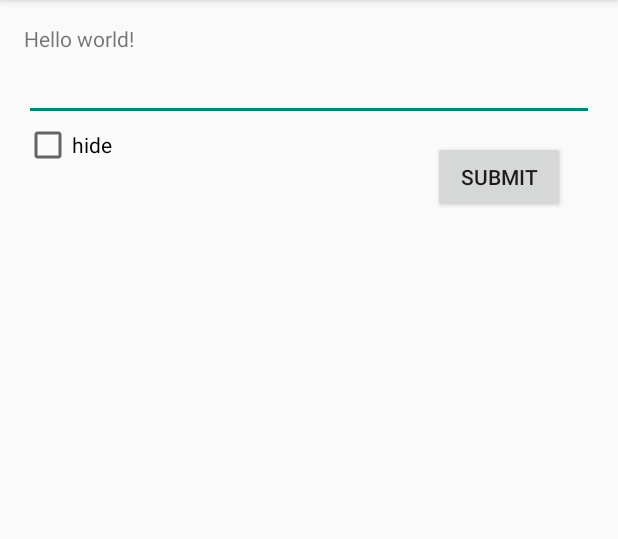
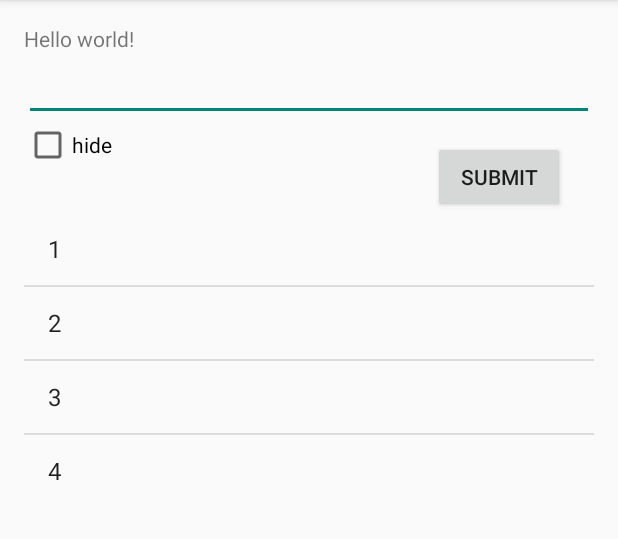
Before and after one commit to chuchiay/Github, an Android app: the screen it shows after launch (MainActivity), after a tap on "SUBMIT", on a phone screen of 412 x 824 dp, the part 84-623 px from its top. Run offline under Robolectric (Android 15) with nearby library versions, the phone set to English and light mode, and no system bars.

Commit message:
added listview

```diff
--- a/SimpleUI/app/src/main/java/com/chuchiay/simpleui/MainActivity.java
+++ b/SimpleUI/app/src/main/java/com/chuchiay/simpleui/MainActivity.java
@@ -8,8 +8,11 @@ import android.view.KeyEvent;
 import android.view.Menu;
 import android.view.MenuItem;
 import android.view.View;
+import android.widget.ArrayAdapter;
 import android.widget.CheckBox;
+import android.widget.CompoundButton;
 import android.widget.EditText;
+import android.widget.ListView;
 import android.widget.Toast;
 
 public class MainActivity extends AppCompatActivity {
@@ -19,6 +22,7 @@ public class MainActivity extends AppCompatActivity {
     private SharedPreferences sp;
     private SharedPreferences.Editor editor;
 
+    private ListView listView;
 
     @Override
     protected void onCreate(Bundle savedInstanceState) {
@@ -30,16 +34,16 @@ public class MainActivity extends AppCompatActivity {
 
 
         inputText = (EditText)findViewById(R.id.inputText);
-        inputText.setOnKeyListener(new View.OnKeyListener(){
+        inputText.setOnKeyListener(new View.OnKeyListener() {
             @Override
-            public boolean onKey(View view, int keyCode, KeyEvent keyEvent){
+            public boolean onKey(View view, int keyCode, KeyEvent keyEvent) {
 
                 String text = inputText.getText().toString();
                 editor.putString("inputText", text);
                 editor.commit();
 
-                if(keyEvent.getAction() == KeyEvent.ACTION_DOWN){
-                    if(keyCode == KeyEvent.KEYCODE_ENTER){
+                if (keyEvent.getAction() == KeyEvent.ACTION_DOWN) {
+                    if (keyCode == KeyEvent.KEYCODE_ENTER) {
                         submit(view);
                         return true;
                     }
@@ -49,8 +53,28 @@ public class MainActivity extends AppCompatActivity {
                 return false;
             }
         });
-        inputText.setText(sp.getString("inputText",""));
+
         hide = (CheckBox) findViewById(R.id.hideCheckbox);
+        hide.setOnCheckedChangeListener(new CompoundButton.OnCheckedChangeListener() {
+            @Override
+            public void onCheckedChanged(CompoundButton buttonView, boolean isChecked) {
+                editor.putBoolean("hideCheckBox", isChecked);
+                editor.commit();
+            }
+        });
+        inputText.setText(sp.getString("inputText", ""));
+        hide.setChecked(sp.getBoolean("hideCheckBox",false));
+
+        listView = (ListView) findViewById(R.id.testListView);
+        setList();
+    }
+
+    private void setList(){
+        String [] data = new String[]{"1","2","3","4"};
+
+        ArrayAdapter<String> adapter = new ArrayAdapter<String>(this,android.R.layout.simple_list_item_1,data);
+
+        listView.setAdapter(adapter);
     }
 
     @Override
@@ -81,6 +105,9 @@ public class MainActivity extends AppCompatActivity {
         if(hide.isChecked()){
             inputText.setText("********");
         }
+
+        Utils.writeFile(this,"test.txt",text + "\n");
+        text = Utils.readFile(this,"test.txt");
         Toast.makeText(this,text,Toast.LENGTH_SHORT).show();
         inputText.setText("");
     }
--- /dev/null
+++ b/SimpleUI/app/src/main/java/com/chuchiay/simpleui/Utils.java
@@ -0,0 +1,42 @@
+package com.chuchiay.simpleui;
+
+import android.content.Context;
+
+import java.io.FileInputStream;
+import java.io.FileOutputStream;
+import java.io.FileNotFoundException;
+import java.io.IOException;
+import java.io.OutputStream;
+
+/**
+ * Created by USER on 10/12/2015.
+ */
+public class Utils {
+    public static void writeFile(Context context, String filename, String content){
+        try{
+            FileOutputStream fos = context.openFileOutput(filename, Context.MODE_APPEND);
+            fos.write(content.getBytes());
+            fos.close();
+        }catch(FileNotFoundException e){
+            e.printStackTrace();
+        }catch(IOException e){
+            e.printStackTrace();
+        }
+    }
+
+    public static String readFile(Context context, String filename){
+
+        try {
+            FileInputStream fin = context.openFileInput(filename);
+            byte [] buffer = new byte[1024];
+            fin.read(buffer,0,buffer.length);
+            fin.close();
+            return new String(buffer);
+        } catch (FileNotFoundException e) {
+            e.printStackTrace();
+        } catch (IOException e) {
+            e.printStackTrace();
+        }
+        return null;
+    }
+}
--- a/SimpleUI/app/src/main/res/layout/activity_main.xml
+++ b/SimpleUI/app/src/main/res/layout/activity_main.xml
@@ -40,4 +40,12 @@
         android:layout_alignParentStart="true"
         android:checked="false" />
 
+    <ListView
+        android:layout_width="wrap_content"
+        android:layout_height="wrap_content"
+        android:id="@+id/testListView"
+        android:layout_below="@+id/button"
+        android:layout_alignParentLeft="true"
+        android:layout_alignParentStart="true" />
+
 </RelativeLayout>
```
